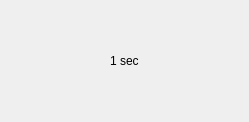
Above: NTable/nloadingdlg.ui from End1-1/Cafe5 before the change. Below: the same form after it.
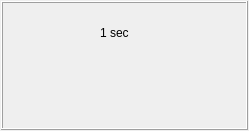
That is the form after the change. Custom widgets are drawn as their Qt base class.

```diff
--- a/NTable/nloadingdlg.ui
+++ b/NTable/nloadingdlg.ui
@@ -7,26 +7,37 @@
     <x>0</x>
     <y>0</y>
     <width>249</width>
-    <height>122</height>
+    <height>131</height>
    </rect>
   </property>
   <property name="windowTitle">
    <string/>
   </property>
   <layout class="QGridLayout" name="gridLayout">
-   <item row="1" column="0">
-    <spacer name="horizontalSpacer">
-     <property name="orientation">
-      <enum>Qt::Horizontal</enum>
-     </property>
-     <property name="sizeHint" stdset="0">
-      <size>
-       <width>40</width>
-       <height>20</height>
-      </size>
-     </property>
-    </spacer>
-   </item>
+   <property name="leftMargin">
+    <number>1</number>
+   </property>
+   <property name="topMargin">
+    <number>1</number>
+   </property>
+   <property name="rightMargin">
+    <number>1</number>
+   </property>
+   <property name="bottomMargin">
+    <number>1</number>
+   </property>
+   <property name="horizontalSpacing">
+    <number>0</number>
+   </property>
+   <item row="2" column="3">
+    <widget class="QFrame" name="frame">
+     <property name="frameShape">
+      <enum>QFrame::Box</enum>
+     </property>
+     <property name="frameShadow">
+      <enum>QFrame::Raised</enum>
+     </property>
+     <layout class="QGridLayout" name="gridLayout_2">
    <item row="1" column="1">
     <widget class="QLabel" name="label">
      <property name="text">
@@ -34,33 +45,62 @@
      </property>
     </widget>
    </item>
-   <item row="2" column="0">
-    <spacer name="verticalSpacer">
+      <item row="1" column="0">
+       <spacer name="horizontalSpacer">
      <property name="orientation">
-      <enum>Qt::Vertical</enum>
+         <enum>Qt::Horizontal</enum>
      </property>
      <property name="sizeHint" stdset="0">
       <size>
-       <width>20</width>
-       <height>40</height>
+          <width>79</width>
+          <height>20</height>
       </size>
      </property>
     </spacer>
    </item>
-   <item row="1" column="3">
+      <item row="1" column="2">
     <spacer name="horizontalSpacer_2">
      <property name="orientation">
       <enum>Qt::Horizontal</enum>
      </property>
      <property name="sizeHint" stdset="0">
       <size>
-       <width>40</width>
+          <width>78</width>
        <height>20</height>
       </size>
      </property>
     </spacer>
    </item>
-   <item row="0" column="0">
+      <item row="2" column="1">
+       <widget class="QProgressIndicator" name="wp" native="true">
+        <property name="minimumSize">
+         <size>
+          <width>50</width>
+          <height>50</height>
+         </size>
+        </property>
+        <property name="maximumSize">
+         <size>
+          <width>50</width>
+          <height>50</height>
+         </size>
+        </property>
+       </widget>
+      </item>
+      <item row="3" column="1">
+       <spacer name="verticalSpacer">
+        <property name="orientation">
+         <enum>Qt::Vertical</enum>
+        </property>
+        <property name="sizeHint" stdset="0">
+         <size>
+          <width>20</width>
+          <height>21</height>
+         </size>
+        </property>
+       </spacer>
+      </item>
+      <item row="0" column="1">
     <spacer name="verticalSpacer_2">
      <property name="orientation">
       <enum>Qt::Vertical</enum>
@@ -68,13 +108,24 @@
      <property name="sizeHint" stdset="0">
       <size>
        <width>20</width>
-       <height>40</height>
+          <height>13</height>
       </size>
      </property>
     </spacer>
    </item>
   </layout>
  </widget>
+   </item>
+  </layout>
+ </widget>
+ <customwidgets>
+  <customwidget>
+   <class>QProgressIndicator</class>
+   <extends>QWidget</extends>
+   <header location="global">QProgressIndicator.h</header>
+   <container>1</container>
+  </customwidget>
+ </customwidgets>
  <resources/>
  <connections/>
 </ui>
```
Lines whose indentation alone changed are shown as unchanged.
